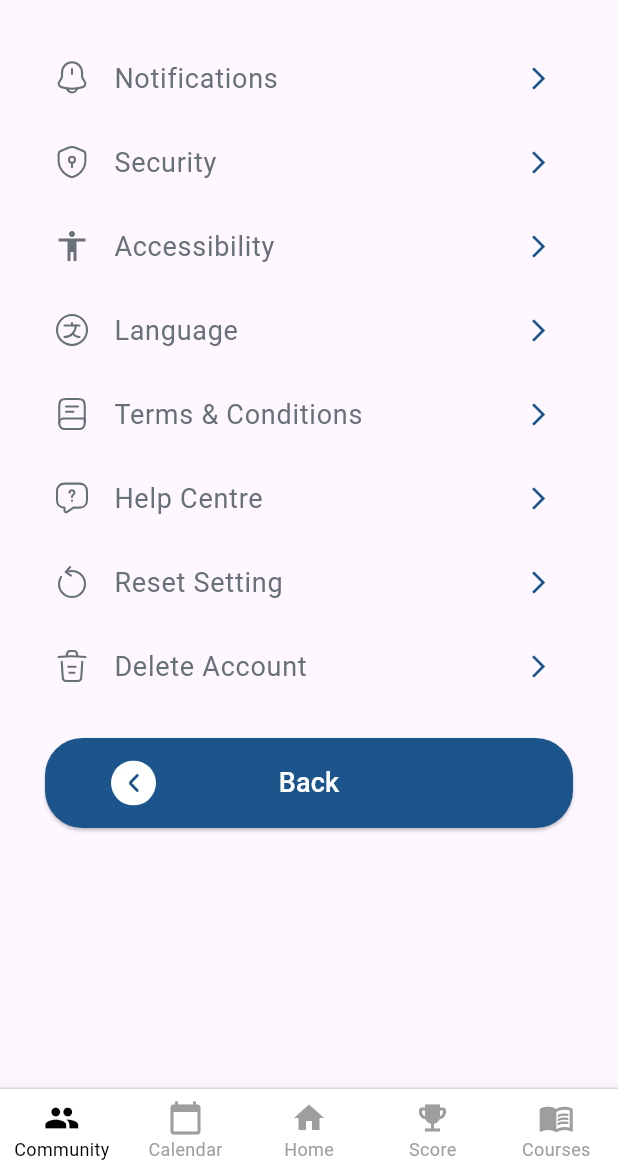
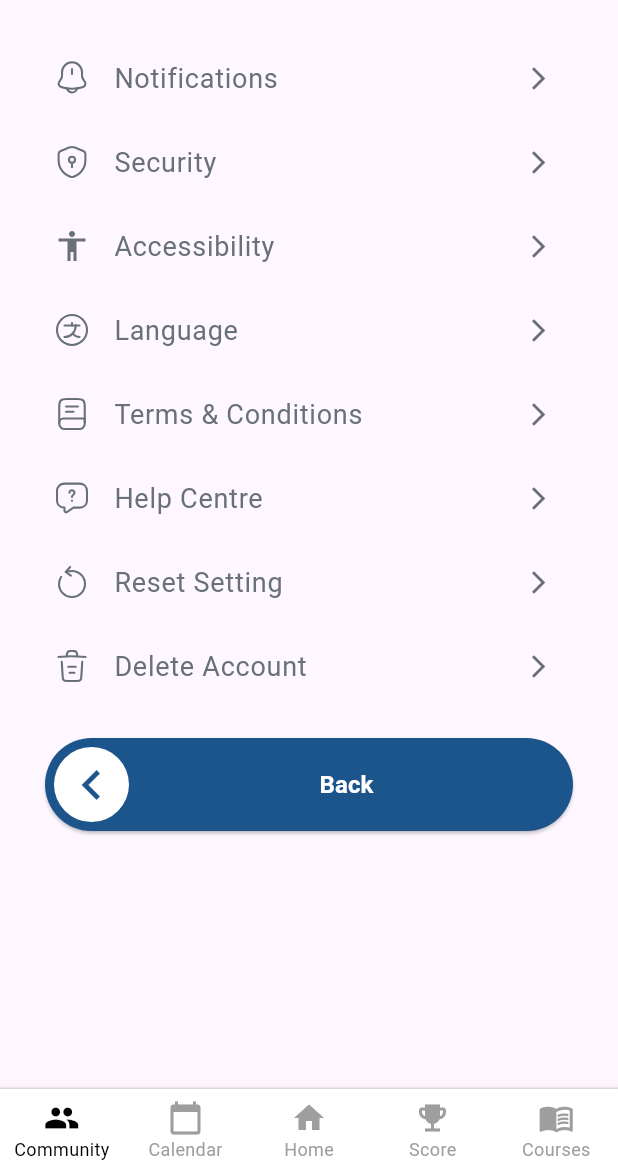
Before and after one commit to Harini-Sritharar/LLM-based-Mobile-App-for-Mental-Health, a Flutter app: the SettingsPage widget shown alone on an empty page, opened directly with empty values, on a phone screen of 412 x 824 dp, the part 63-1236 px from its top. Run offline on Flutter 3.47's test engine with Material 3 defaults, Android fonts, the phone set to English and light mode, and no system bars; our stand-ins replace flutter_svg.

```diff
--- a/llm_based_sat_app/lib/screens/language_page.dart
+++ b/llm_based_sat_app/lib/screens/language_page.dart
@@ -1,4 +1,5 @@
 import 'package:flutter/material.dart';
+import 'package:llm_based_sat_app/widgets/custom_app_bar.dart';
 
 import '../widgets/custom_button.dart'; // Ensure the correct path to the CustomButton widget
 
@@ -25,17 +26,12 @@ class _LanguagePageState extends State<LanguagePage> {
   @override
   Widget build(BuildContext context) {
     return Scaffold(
-      appBar: AppBar(
-        title: Text("Available Language",
-            style: TextStyle(color: LanguagePage.primaryTextColor)),
-        backgroundColor: Colors.white,
-        elevation: 0,
-      ),
       body: Padding(
         padding: const EdgeInsets.symmetric(horizontal: 20),
         child: Column(
           crossAxisAlignment: CrossAxisAlignment.start,
           children: [
+            CustomAppBar(title: "Available Language"),
             const SizedBox(height: 10),
             const Text(
               "Select your preferred language from below. Restart the app to apply changes.",
--- a/llm_based_sat_app/lib/screens/settings_page.dart
+++ b/llm_based_sat_app/lib/screens/settings_page.dart
@@ -1,8 +1,9 @@
 import 'package:flutter/material.dart';
-import 'package:flutter_svg/flutter_svg.dart';
 import 'package:llm_based_sat_app/screens/notifications_page.dart';
 import 'package:llm_based_sat_app/widgets/custom_app_bar.dart';
 import '../widgets/main_layout.dart'; // Import MainLayout
+import '../widgets/menu_item.dart';
+import '../widgets/custom_button.dart';
 import './language_page.dart';
 
 class SettingsPage extends StatelessWidget {
@@ -27,8 +28,10 @@ class SettingsPage extends StatelessWidget {
           children: [
             CustomAppBar(title: "Personal Profile"),
             SizedBox(height: 10),
-            _buildSettingsItem(context, 'Notifications',
-                'assets/icons/profile/notification-bing.svg', () {
+            MenuItem(
+              title: 'Notifications',
+              icon: 'assets/icons/profile/notification-bing.svg',
+              onTap: () {
                 Navigator.push(
                   context,
                   MaterialPageRoute(
@@ -38,14 +41,22 @@ class SettingsPage extends StatelessWidget {
                     ),
                   ),
                 );
-            }),
-            _buildSettingsItem(context, 'Security',
-                'assets/icons/profile/security-safe.svg', () {}),
-            _buildSettingsItem(context, 'Accessibility',
-                'assets/icons/profile/accessibility.svg', () {}),
-            _buildSettingsItem(
-                context, 'Language', 'assets/icons/profile/language-circle.svg',
-                () {
+              },
+            ),
+            MenuItem(
+              title: 'Security',
+              icon: 'assets/icons/profile/security-safe.svg',
+              onTap: () {},
+            ),
+            MenuItem(
+              title: 'Accessibility',
+              icon: 'assets/icons/profile/accessibility.svg',
+              onTap: () {},
+            ),
+            MenuItem(
+              title: 'Language',
+              icon: 'assets/icons/profile/language-circle.svg',
+              onTap: () {
                 Navigator.push(
                   context,
                   MaterialPageRoute(
@@ -55,82 +66,43 @@ class SettingsPage extends StatelessWidget {
                     ),
                   ),
                 );
-            }),
-            _buildSettingsItem(context, 'Terms & Conditions',
-                'assets/icons/profile/book.svg', () {}),
-            _buildSettingsItem(context, 'Help Centre',
-                'assets/icons/profile/message-question.svg', () {}),
-            _buildSettingsItem(context, 'Reset Setting',
-                'assets/icons/profile/rotate-left.svg', () {}),
-            _buildSettingsItem(context, 'Delete Account',
-                'assets/icons/profile/trash.svg', () {}),
+              },
+            ),
+            MenuItem(
+              title: 'Terms & Conditions',
+              icon: 'assets/icons/profile/book.svg',
+              onTap: () {},
+            ),
+            MenuItem(
+              title: 'Help Centre',
+              icon: 'assets/icons/profile/message-question.svg',
+              onTap: () {},
+            ),
+            MenuItem(
+              title: 'Reset Setting',
+              icon: 'assets/icons/profile/rotate-left.svg',
+              onTap: () {},
+            ),
+            MenuItem(
+              title: 'Delete Account',
+              icon: 'assets/icons/profile/trash.svg',
+              onTap: () {},
+            ),
             SizedBox(height: 20),
-            _buildBackButton(context),
+            Padding(
+              padding: EdgeInsets.symmetric(horizontal: 10),
+              child: CustomButton(
+                buttonText: "Back",
+                onPress: () => Navigator.pop(context),
+                leftArrowPresent: true,
+                rightArrowPresent: false,
+                backgroundColor: Color(0xFF1C548C),
+                textColor: Colors.white,
+              ),
+            ),
           ],
         ),
       ),
     );
   }
-
-  Widget _buildSettingsItem(
-      BuildContext context, String title, dynamic icon, VoidCallback onTap) {
-    return ListTile(
-      leading: (icon is String)
-          ? SvgPicture.asset(
-              icon,
-              width: 24,
-              height: 24,
-              colorFilter: ColorFilter.mode(primaryTextColor, BlendMode.srcIn),
-            )
-          : Icon(icon, color: primaryTextColor),
-      title: Text(
-        title,
-        style: TextStyle(fontSize: 18, color: primaryTextColor),
-      ),
-      trailing: Icon(Icons.arrow_forward_ios, size: 18, color: arrowColor),
-      onTap: onTap,
-    );
 }
-
-  Widget _buildBackButton(BuildContext context) {
-    return Padding(
-      padding: EdgeInsets.symmetric(horizontal: 10),
-      child: SizedBox(
-        width: double.infinity,
-        height: 60,
-        child: ElevatedButton(
-          onPressed: () => Navigator.pop(context),
-          style: ElevatedButton.styleFrom(
-            backgroundColor: Color(0xFF1C548C),
-            shape: RoundedRectangleBorder(
-              borderRadius: BorderRadius.circular(25),
-            ),
-          ),
-          child: Stack(
-            alignment: Alignment.center,
-            children: [
-              Align(
-                alignment: Alignment.centerLeft,
-                child: Padding(
-                  padding: EdgeInsets.only(
-                      left: 20), // Adjust left padding if needed
-                  child: SvgPicture.asset(
-                    'assets/icons/back_icon.svg',
-                    width: 30,
-                    height: 30,
-                  ),
-                ),
-              ),
-              Center(
-                child: Text(
-                  "Back",
-                  style: TextStyle(fontSize: 18, color: Colors.white),
-                ),
-              ),
-            ],
-          ),
-        ),
-      ),
-    );
-  }
-}
```
Lines whose indentation alone changed are shown as unchanged.
